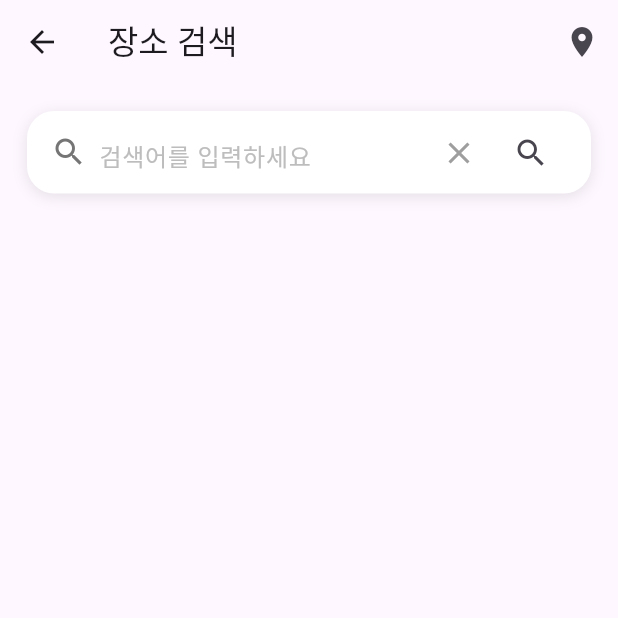
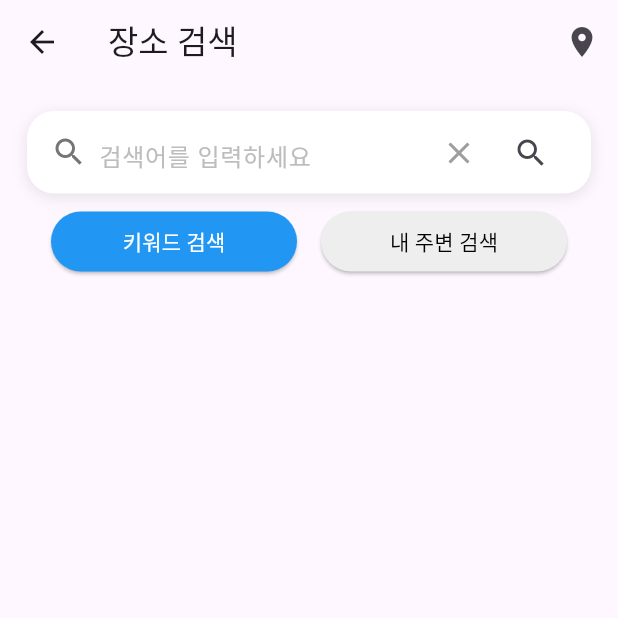
Before and after one commit to hippieperm/flutter_location_explorer, a Flutter app: the SearchPage screen opened directly, on a phone screen of 412 x 824 dp, the top half of it. Run offline on Flutter 3.47's test engine with Material 3 defaults, Android fonts, the phone set to English and light mode, and no system bars; our stand-ins replace dio, flutter_dotenv, geolocator.

Commit message:
검색 페이지에 검색 유형 토글 버튼 위젯을 추가하여 키워드 검색과 위치 기반 검색 기능을 구현함.

```diff
--- a/lib/ui/pages/search/search_page.dart
+++ b/lib/ui/pages/search/search_page.dart
@@ -58,9 +58,52 @@ class _SearchPageState extends State<SearchPage> {
                 _performSearch(query);
               },
             ),
+            _buildSearchTypeToggle(),
           ],
         ),
       ),
+    );
+  }
+
+  Widget _buildSearchTypeToggle() {
+    return Consumer<PlaceProvider>(
+      builder: (context, provider, child) {
+        return Padding(
+          padding: const EdgeInsets.symmetric(horizontal: 16, vertical: 8),
+          child: Row(
+            children: [
+              Expanded(
+                child: _buildToggleButton(
+                  label: '키워드 검색',
+                  selected: provider.currentPosition == null,
+                  onPressed: () {
+                    if (provider.searchQuery.isNotEmpty) {
+                      provider.searchPlacesByKeyword(provider.searchQuery);
+                    }
+                  },
+                ),
+              ),
+              const SizedBox(width: 16),
+              Expanded(
+                child: _buildToggleButton(
+                  label: '내 주변 검색',
+                  selected: provider.currentPosition != null,
+                  onPressed: () async {
+                    if (provider.currentPosition == null) {
+                      await provider.getCurrentLocation();
+                    }
+
+                    if (provider.searchQuery.isNotEmpty &&
+                        provider.currentPosition != null) {
+                      provider.searchPlacesByLocation(provider.searchQuery);
+                    }
+                  },
+                ),
+              ),
+            ],
+          ),
+        );
+      },
     );
   }
 
```
